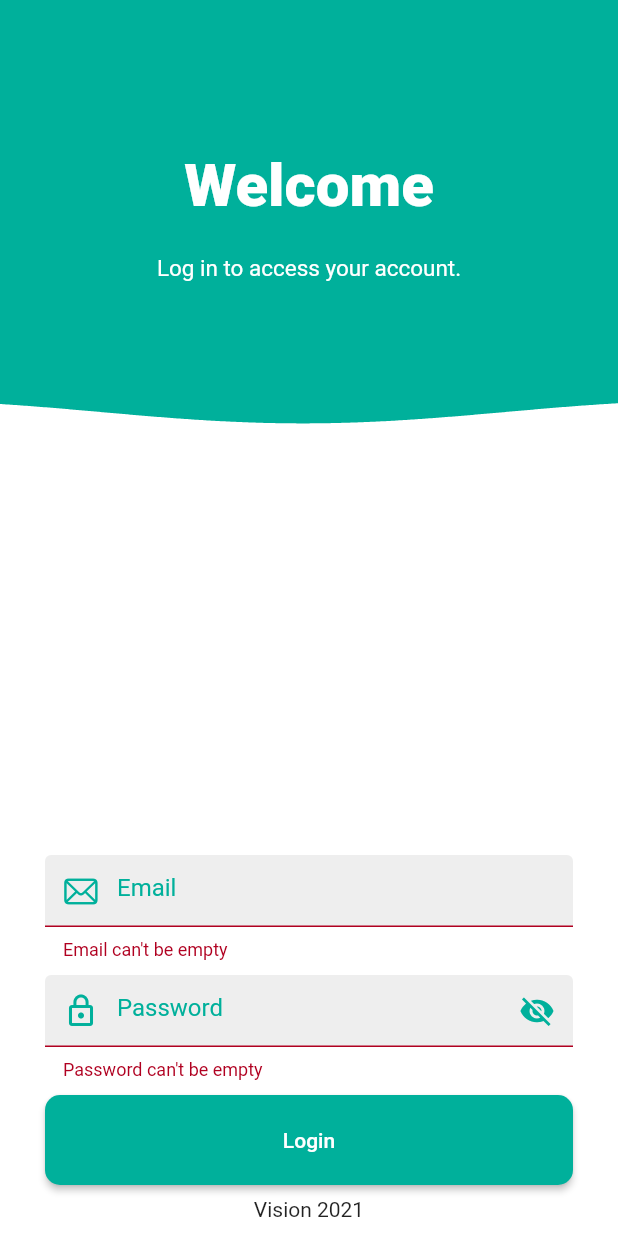
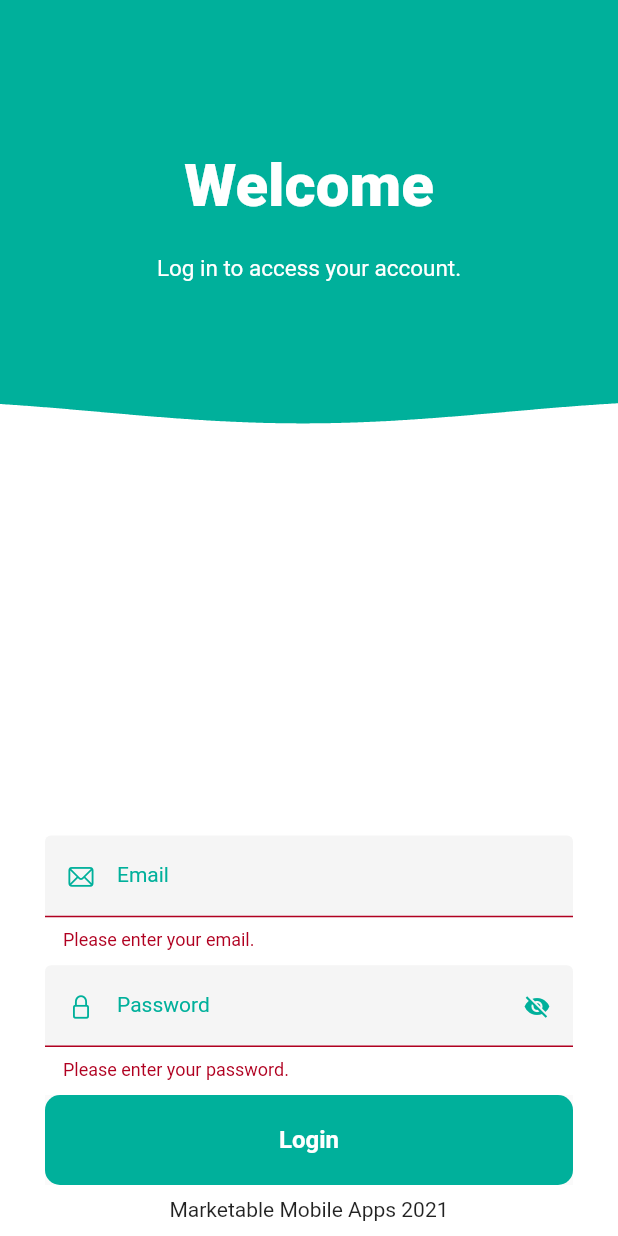
Before and after one commit to undisputedcoder/Vision, a Flutter app: the screen it shows after launch, after a tap on "Login", on a phone screen of 412 x 824 dp. Run offline on Flutter 3.47's test engine with Material 2 defaults, Android fonts, the phone set to English and light mode, and no system bars; our stand-ins replace cloud_firestore, firebase_auth, firebase_core, geolocator, local_auth, syncfusion_flutter_charts; missing offline and left inert: flutter_cupertino_settings; accounts and stored records are empty.

Commit message:
Update login.dart

```diff
--- a/lib/Screens/login.dart
+++ b/lib/Screens/login.dart
@@ -21,7 +21,7 @@ class _LoginPageState extends State<LoginPage> {
   late bool _passwordVisible;
 
   @override
-  void initState(){
+  void initState() {
     super.initState();
     _emailTextController = TextEditingController();
     _passwordTextController = TextEditingController();
@@ -31,7 +31,7 @@ class _LoginPageState extends State<LoginPage> {
   }
 
   @override
-  void dispose(){
+  void dispose() {
     _emailTextController.dispose();
     _passwordTextController.dispose();
     _focusEmail.dispose();
@@ -115,29 +115,40 @@ class _LoginPageState extends State<LoginPage> {
                   child: Column(
                     mainAxisAlignment: MainAxisAlignment.end,
                     children: [
-                    Padding(padding: const EdgeInsets.only(top: 50)),
                       TextFormField(
                         controller: _emailTextController,
                         focusNode: _focusEmail,
-                      validator: (value) => Validator.validateEmail(email: value),
+                        validator: (value) =>
+                            Validator.validateEmail(email: value),
+                        obscureText: false,
+                        style: TextStyle(
+                          color: Color(0xff00b09b),
+                          fontSize: 14.0,
+                        ),
+                        cursorColor: Color(0xff00b09b),
                         decoration: InputDecoration(
+                          labelText: 'Email',
+                          prefixIcon: Icon(
+                            CupertinoIcons.mail,
+                            size: 18.0,
+                            color: Color(0xff00b09b),
+                          ),
                           filled: true,
-                        fillColor: Color(0xffeeeeee),
-                        enabledBorder: new OutlineInputBorder(
+                          enabledBorder: UnderlineInputBorder(
                             borderRadius: BorderRadius.circular(10.0),
-                          borderSide:  BorderSide(color: Colors.white ),
+                            borderSide: BorderSide.none,
                           ),
-                        prefixIcon: Padding(
-                          padding: EdgeInsets.all(0.0),
-                          child: Icon(
-                            CupertinoIcons.mail,
+                          focusedBorder: OutlineInputBorder(
+                            borderRadius: BorderRadius.circular(10.0),
+                            borderSide: BorderSide(
                               color: Color(0xff00b09b),
                             ),
                           ),
-                        hintText: 'Email',
-                        hintStyle: TextStyle(color: Color(0xff00b09b)),
+                          labelStyle: TextStyle(
+                            color: Color(0xff00b09b),
                           ),
-                      obscureText: false,
+                          focusColor: Color(0xff00b09b),
+                        ),
                       ),
                       SizedBox(
                         height: 10.0,
@@ -145,68 +156,92 @@ class _LoginPageState extends State<LoginPage> {
                       TextFormField(
                         controller: _passwordTextController,
                         focusNode: _focusPassword,
+                        validator: (value) =>
+                            Validator.validatePassword(password: value),
                         obscureText: !_passwordVisible,
-                      validator: (value) => Validator.validatePassword(password: value),
+                        style: TextStyle(
+                          color: Color(0xff00b09b),
+                          fontSize: 14.0,
+                        ),
+                        cursorColor: Color(0xff00b09b),
                         decoration: InputDecoration(
-                        filled: true,
-                        fillColor: Color(0xffeeeeee),
-                        enabledBorder: new OutlineInputBorder(
-                          borderRadius: BorderRadius.circular(10.0),
-                          borderSide:  BorderSide(color: Colors.white ),
-
-                        ),
-                        prefixIcon: Padding(
-                          padding: EdgeInsets.all(0.0),
-                          child: Icon(
-                            Icons.lock_outline,
+                          labelText: 'Password',
+                          prefixIcon: Icon(
+                            CupertinoIcons.lock,
+                            size: 18.0,
                             color: Color(0xff00b09b),
                           ),
-                        ),
-                        hintText: 'Password',
-                        hintStyle: TextStyle(color: Color(0xff00b09b)),
                           suffixIcon: IconButton(
                             icon: Icon(
                               _passwordVisible
                                   ? Icons.visibility
                                   : Icons.visibility_off,
+                              size: 18,
                               color: Color(0xff00b09b),
                             ),
-                          onPressed: (){
+                            onPressed: () {
                               setState(() {
                                 _passwordVisible = !_passwordVisible;
                               });
                             },
-                        )
+                          ),
+                          filled: true,
+                          enabledBorder: UnderlineInputBorder(
+                            borderRadius: BorderRadius.circular(10.0),
+                            borderSide: BorderSide.none,
+                          ),
+                          focusedBorder: OutlineInputBorder(
+                            borderRadius: BorderRadius.circular(10.0),
+                            borderSide: BorderSide(
+                              color: Color(0xff00b09b),
+                            ),
+                          ),
+                          labelStyle: TextStyle(
+                            color: Color(0xff00b09b),
+                          ),
+                          focusColor: Color(0xff00b09b),
                         ),
                       ),
                       SizedBox(
                         height: 10.0,
                       ),
-                    SizedBox(
-                      width: double.infinity,
+                      Material(
+                        child: Ink(
+                          decoration: BoxDecoration(
+                            color: Color(0xff00b09b),
+                            borderRadius: BorderRadius.circular(10.0),
+                            border: Border.fromBorderSide(BorderSide.none),
+                          ),
+                          child: InkWell(
+                            borderRadius: BorderRadius.circular(10.0),
+                            child: Container(
                               height: 60.0,
-                      child: RaisedButton(
-                                shape: new RoundedRectangleBorder(
-                                  borderRadius: new BorderRadius.circular(10.0),
+                              child: Center(
+                                child: TextButton(
+                                  style: TextButton.styleFrom(
+                                    primary: Color(0xff00b09b),
+                                    minimumSize: Size(double.infinity, 60),
                                   ),
-                                child: Text(
-                                    'Login',
-                                    style: TextStyle(color: Colors.white),
-                                ),
-                                color: Color(0xff00b09b),
-                                onPressed: () async{
-                                  if(_formKey.currentState!.validate()){
-                                    User? user = await FireAuth.signInUsingEmailPassword(email: _emailTextController.text, password: _passwordTextController.text,);
-                                    if(user!=null) {
+                                  onPressed: () async {
+                                    if (_formKey.currentState!.validate()) {
+                                      User? user = await FireAuth
+                                          .signInUsingEmailPassword(
+                                        email: _emailTextController.text,
+                                        password: _passwordTextController.text,
+                                      );
+
+                                      if (user != null) {
                                         final localAuthIsAvail =
-                                      await LocalAuthApi.localAuthIsAvail();
+                                            await LocalAuthApi
+                                                .localAuthIsAvail();
 
                                         if (localAuthIsAvail) {
                                           final authenticationSuccessful =
                                               await LocalAuthApi.authenticate();
 
                                           if (authenticationSuccessful) {
-                                          Navigator.of(context).pushReplacement(
+                                            Navigator.of(context)
+                                                .pushReplacement(
                                               MaterialPageRoute(
                                                   builder: (context) =>
                                                       HomePage(user: user)),
@@ -219,38 +254,44 @@ class _LoginPageState extends State<LoginPage> {
                                                     HomePage(user: user)),
                                           );
                                         }
-                                    }else{
+                                      } else {
                                         showDialog(
                                           context: context,
-                                        builder: (BuildContext context){
-                                          return AlertDialog(
-                                            title: Text("Auth Exception!"),
-                                            content: Text("Invalid username or password."),
+                                          builder: (context) => CupertinoAlertDialog(
+                                              title: Text('Login Failed'),
+                                              content: Text(
+                                                  'Invalid username or password.'),
                                               actions: <Widget>[
-                                              Row(
-                                                children: [
-                                                  ElevatedButton(
-                                                    child: Text("Log In again"),
-                                                    onPressed: (){
-                                                      Navigator.of(context).pop();
+                                                TextButton(
+                                                  onPressed: () => {
+                                                    Navigator.pop(context, 'OK'),
                                                   },
-                                                  )
-                                                ]
-                                              )
-                                            ]
-                                          );
-                                        }
+                                                  child: const Text('OK'),
+                                                ),
+                                              ],
+                                            ),
                                         );
                                       }
                                     }
-                                }
-
+                                  },
+                                  child: Text(
+                                    'Login',
+                                    style: TextStyle(
+                                      color: CupertinoColors.white,
+                                      fontWeight: FontWeight.w600,
+                                      fontSize: 16.0,
+                                    ),
+                                  ),
+                                ),
+                              ),
+                            ),
+                          ),
                         ),
                       ),
                       SizedBox(
                         height: 8.0,
                       ),
-                    Text('Vision 2021'),
+                      Text('Marketable Mobile Apps 2021'),
                     ],
                   ),
                 ),
@@ -272,9 +313,9 @@ class Validator {
         r"^[a-zA-Z0-9.!#$%&'*+/=?^_`{|}~-]+@[a-zA-Z0-9](?:[a-zA-Z0-9-]{0,253}[a-zA-Z0-9])?(?:\.[a-zA-Z0-9](?:[a-zA-Z0-9-]{0,253}[a-zA-Z0-9])?)*$");
 
     if (email.isEmpty) {
-      return 'Email can\'t be empty';
+      return 'Please enter your email.';
     } else if (!emailRegExp.hasMatch(email)) {
-      return 'Enter a correct email';
+      return 'Invalid email.';
     }
 
     return null;
@@ -285,9 +326,9 @@ class Validator {
       return null;
     }
     if (password.isEmpty) {
-      return 'Password can\'t be empty';
+      return 'Please enter your password.';
     } else if (password.length < 6) {
-      return 'Enter a password with length at least 6';
+      return 'Invalid password.';
     }
 
     return null;
```
Lines whose indentation alone changed are shown as unchanged.
